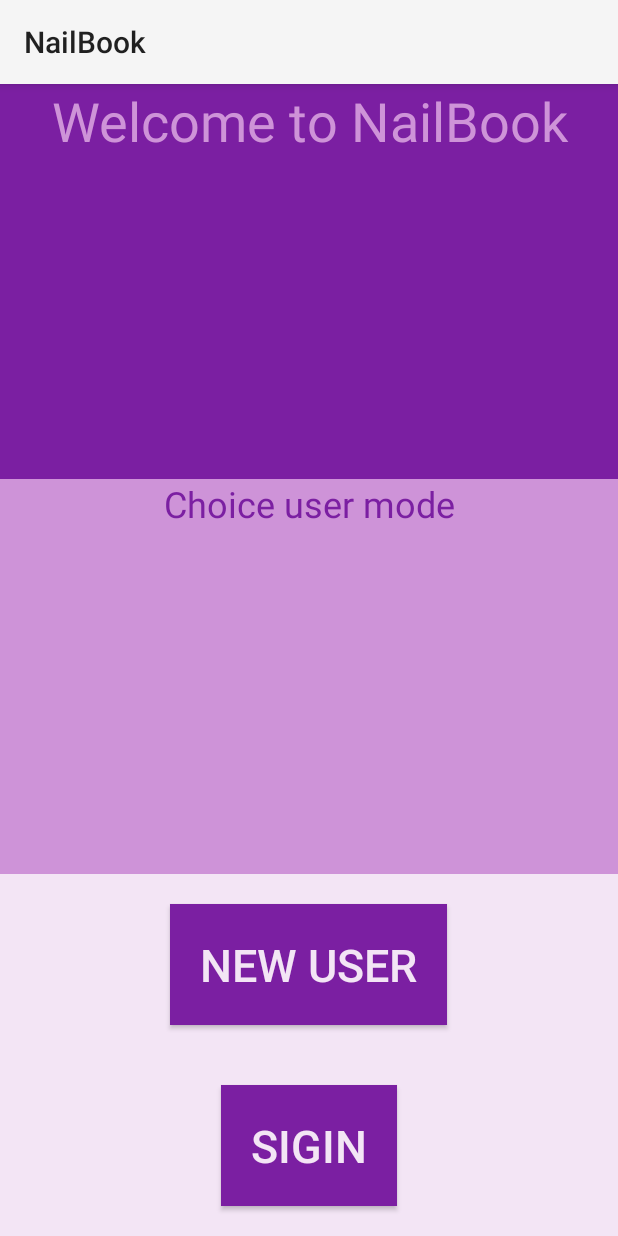
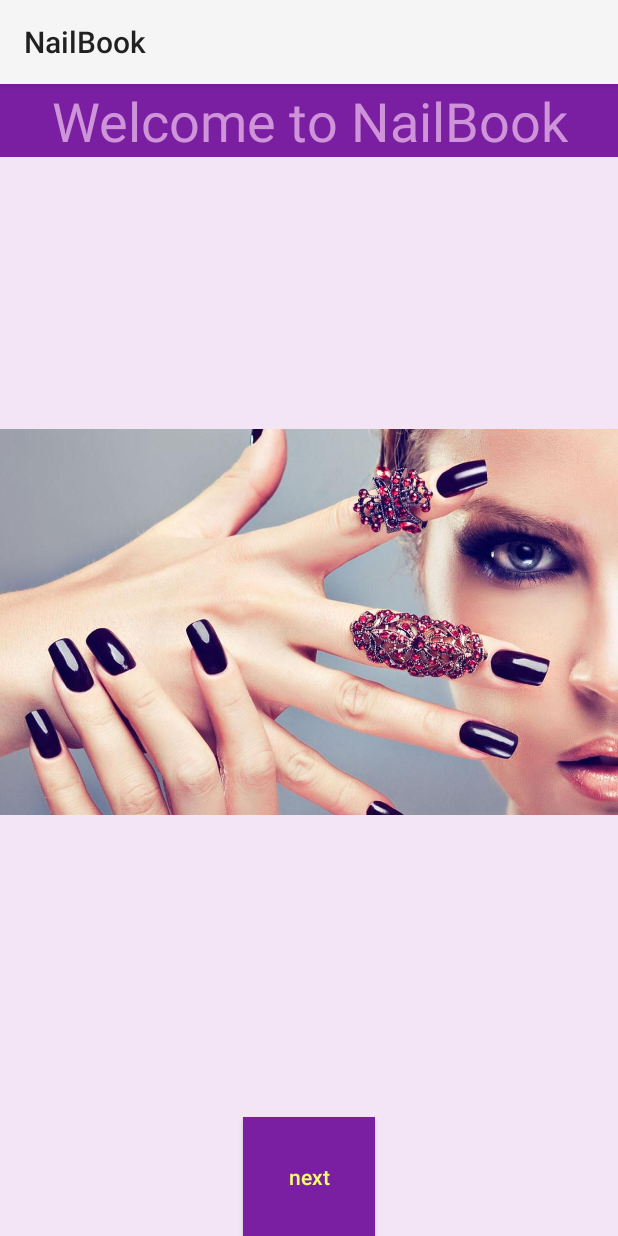
Before and after one commit to romiinger/NailBook, an Android app: the screen it shows after launch (MainActivity), on a phone screen of 412 x 824 dp. Run offline under Robolectric (Android 15) with nearby library versions, the phone set to English and light mode, and no system bars; our stand-ins replace Firebase (no records; nobody signed in at launch, a user with empty details on screens opened directly).

Commit message:
change main activity and connect activities

```diff
--- a/app/src/main/AndroidManifest.xml
+++ b/app/src/main/AndroidManifest.xml
@@ -14,18 +14,18 @@
         android:roundIcon="@mipmap/ic_launcher_round"
         android:supportsRtl="true"
         android:theme="@style/AppTheme">
-        <activity android:name=".MainActivity"
+        <activity
+            android:name=".MainActivity"
             android:theme="@style/Theme.AppCompat.Light">
             <intent-filter>
-
                 <action android:name="android.intent.action.MAIN" />
-
                 <category android:name="android.intent.category.LAUNCHER" />
             </intent-filter>
         </activity>
         <activity
             android:name=".activity_login"
             android:theme="@style/Theme.AppCompat.Light">
+
         </activity>
     </application>
 
--- a/app/src/main/java/romiinger/nailbook/MainActivity.java
+++ b/app/src/main/java/romiinger/nailbook/MainActivity.java
@@ -5,14 +5,14 @@ import android.os.Bundle;
 import android.view.MenuInflater;
 import android.view.*;
 import android.widget.Button;
-
+import android.content.Intent;
+import android.os.Handler;
 import com.google.firebase.database.DatabaseReference;
 import com.google.firebase.database.FirebaseDatabase;
-
 public class MainActivity extends AppCompatActivity {
 
-     Button sigInB;
-     //private FirebaseDatabase mFirebaseDatabase;
+    Button next;
+    //private FirebaseDatabase mFirebaseDatabase;
     // private DatabaseReference mDatabaseReference;
 
 
@@ -21,18 +21,21 @@ public class MainActivity extends AppCompatActivity {
         super.onCreate(savedInstanceState);
         setContentView(R.layout.activity_main);
 
+        //next Activity
+        next = (Button)findViewById(R.id.next);
+        next.setOnClickListener(new View.OnClickListener() {
+
+            @Override
+            public void onClick(View view) {
+                setContentView(R.layout.activity_login);
+
+            }
+        });
+
         /*mFirebaseDatabase = FirebaseDatabase.getInstance();
         mDatabaseReference = mFirebaseDatabase.getReference().child("users");*/
 
-        sigInB = (Button)findViewById(R.id.SigIn);
-        sigInB.setOnClickListener(new View.OnClickListener() {
 
-            @Override
-            public void onClick(View view) {
-               setContentView(R.layout.activity_login);
-
-            }
-        });
     }
 
    /* @Override
--- a/app/src/main/res/layout/activity_main.xml
+++ b/app/src/main/res/layout/activity_main.xml
@@ -11,54 +11,33 @@
     <TextView
         android:id="@+id/welcome"
         android:layout_width="match_parent"
-        android:layout_height="0dp"
-        android:layout_weight="1"
-
+        android:layout_height="wrap_content"
         android:background="@color/colorPrimary"
         android:text="@string/welcome"
         android:textAlignment="center"
         android:textColor="@color/colorPrimaryVariant"
         android:textSize="36sp" />
 
-    <TextView
-        android:id="@+id/text"
+    <ImageView
         android:layout_width="match_parent"
         android:layout_height="0dp"
-        android:layout_weight="1"
-        android:background="@color/colorPrimaryVariant"
-        android:text="@string/introduction"
-        android:textAlignment="center"
-        android:textColor="@color/colorPrimary"
-
-        android:textSize="24sp"
-        android:visibility="visible" />
+        android:layout_weight="3"
+        android:contentDescription="@string/welcome"
+        android:src="@drawable/wallpaper" />
 
     <Button
-        android:id="@+id/NewUser"
+        android:id="@+id/next"
         android:layout_width="wrap_content"
         android:layout_height="wrap_content"
         android:layout_gravity="center_horizontal"
-        android:layout_margin="20dp"
+        android:layout_marginTop="20dp"
         android:background="@color/colorPrimary"
-        android:onClick="NewUser"
-        android:padding="20dp"
-        android:text="@string/NewUser"
+        android:padding="30dp"
+        android:text="@string/next"
         android:textAlignment="center"
-        android:textColor="@color/colorSecondary"
-        android:textSize="30sp" />
+        android:textAllCaps="false"
+        android:textColor="@color/colorAccent"
+        android:textSize="14sp" />
 
-    <Button
-        android:id="@+id/SigIn"
-        android:layout_width="wrap_content"
-        android:layout_height="wrap_content"
-        android:layout_gravity="center_horizontal"
-        android:layout_margin="20dp"
-        android:background="@color/colorPrimary"
-        android:padding="20dp"
-        android:text="@string/SigIn"
-        android:textAlignment="center"
-        android:textColor="@color/colorSecondary"
-        android:textSize="30sp"
-        android:onClick="SigIn"/>
 
 </LinearLayout>
--- a/app/src/main/res/values/strings.xml
+++ b/app/src/main/res/values/strings.xml
@@ -6,6 +6,7 @@
     <string name="Client">Client</string>
     <string name="NewUser">New User</string>
     <string name="SigIn">SigIn</string>
+    <string name="next">next</string>
 
     <string name="introduction">Choice user mode</string>
 
```
Also changed, not shown: app/src/main/res/drawable/wallpaper.jpg (added).
